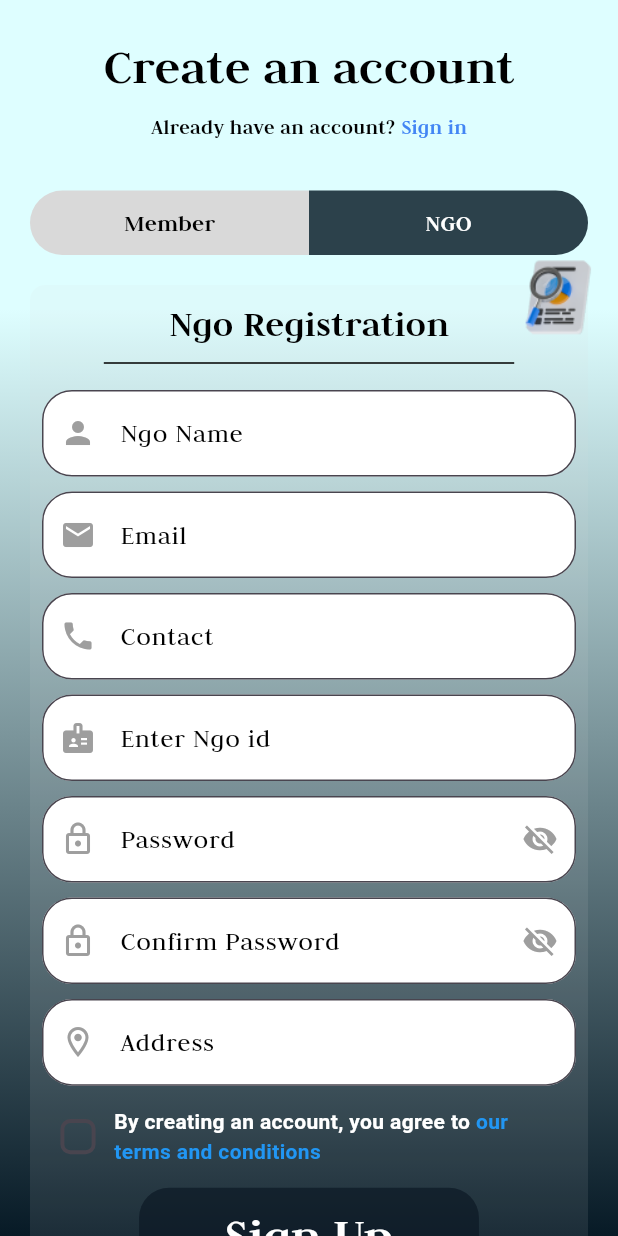
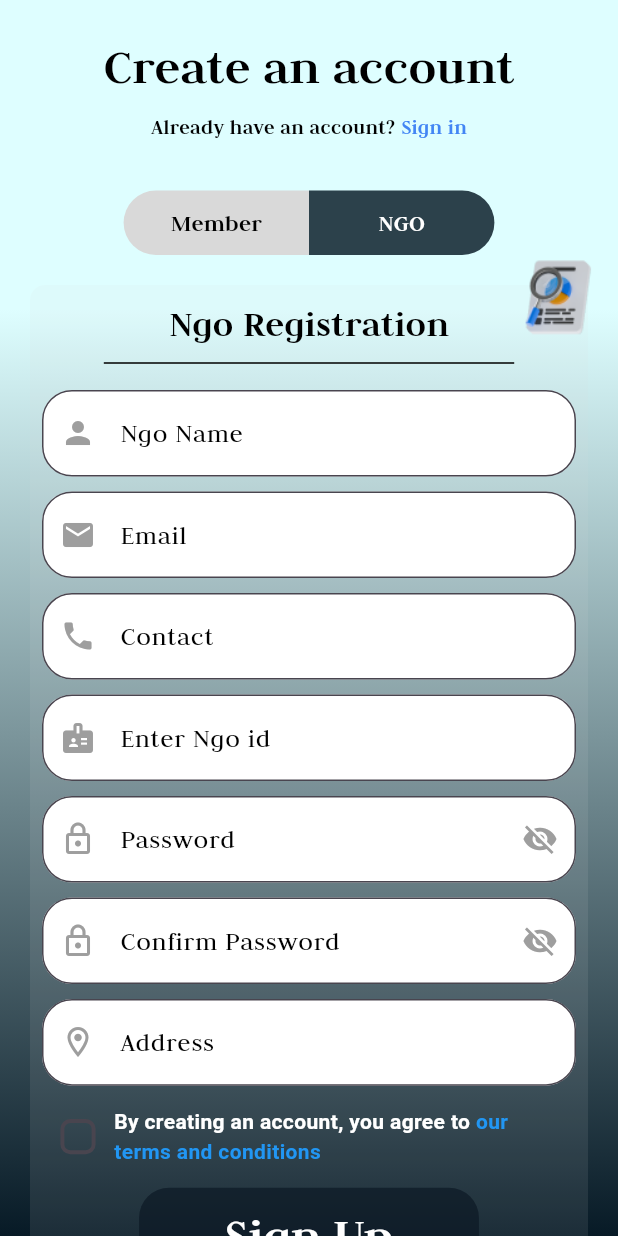
Before and after one commit to Mahmoud031/graduation_project, a Flutter app: the SignUpNgoView screen opened by its route, on a phone screen of 412 x 824 dp. Run offline on Flutter 3.47's test engine with Material 3 defaults, Android fonts, the light colour scheme and no system bars; our stand-ins replace dots_indicator, shared_preferences; accounts and stored records are empty.

Commit message:
refactor sign up ui

```diff
--- a/lib/features/auth/presentation/views/widgets/memer_ngo_toggle.dart
+++ b/lib/features/auth/presentation/views/widgets/memer_ngo_toggle.dart
@@ -12,7 +12,9 @@ class MemebrToggle extends StatelessWidget {
 
   @override
   Widget build(BuildContext context) {
-    return Row(
+    return SizedBox(
+      width: MediaQuery.of(context).size.width * 0.6,
+      child: Row(
         children: [
           Expanded(
             child: GestureDetector(
@@ -22,7 +24,9 @@ class MemebrToggle extends StatelessWidget {
               child: Container(
                 padding: const EdgeInsets.symmetric(vertical: 10),
                 decoration: BoxDecoration(
-                color: isMemberSelected ? const Color(0xFF2C414B) : const Color(0xffD9D9D9),
+                  color: isMemberSelected
+                      ? const Color(0xFF2C414B)
+                      : const Color(0xffD9D9D9),
                   borderRadius: const BorderRadius.only(
                     topLeft: Radius.circular(40),
                     bottomLeft: Radius.circular(40),
@@ -44,12 +48,15 @@ class MemebrToggle extends StatelessWidget {
           Expanded(
             child: GestureDetector(
               onTap: () {
-              Navigator.pushReplacementNamed(context, SignUpNgoView.routeName);
+                Navigator.pushReplacementNamed(
+                    context, SignUpNgoView.routeName);
               },
               child: Container(
                 padding: const EdgeInsets.symmetric(vertical: 10),
                 decoration: BoxDecoration(
-                color: isMemberSelected ? const Color(0xffD9D9D9) : const Color(0xFF2C414B),
+                  color: isMemberSelected
+                      ? const Color(0xffD9D9D9)
+                      : const Color(0xFF2C414B),
                   borderRadius: const BorderRadius.only(
                     topRight: Radius.circular(40),
                     bottomRight: Radius.circular(40),
@@ -69,6 +76,7 @@ class MemebrToggle extends StatelessWidget {
             ),
           ),
         ],
+      ),
     );
   }
 }
--- a/lib/features/auth/presentation/views/widgets/sign_up_ngo_body_view.dart
+++ b/lib/features/auth/presentation/views/widgets/sign_up_ngo_body_view.dart
@@ -5,7 +5,6 @@ import 'package:graduation_project/core/utils/app_text_styles.dart';
 import 'package:graduation_project/core/widgets/custom_button.dart';
 import 'package:graduation_project/core/widgets/custom_text_field.dart';
 import 'package:graduation_project/features/auth/presentation/views/login_view.dart';
-import 'package:graduation_project/features/auth/presentation/views/widgets/donor_type_drop_down.dart';
 import 'package:graduation_project/features/auth/presentation/views/widgets/memer_ngo_toggle.dart';
 import 'package:graduation_project/features/auth/presentation/views/widgets/terms_and_conditions.dart';
 
```
Lines whose indentation alone changed are shown as unchanged.
